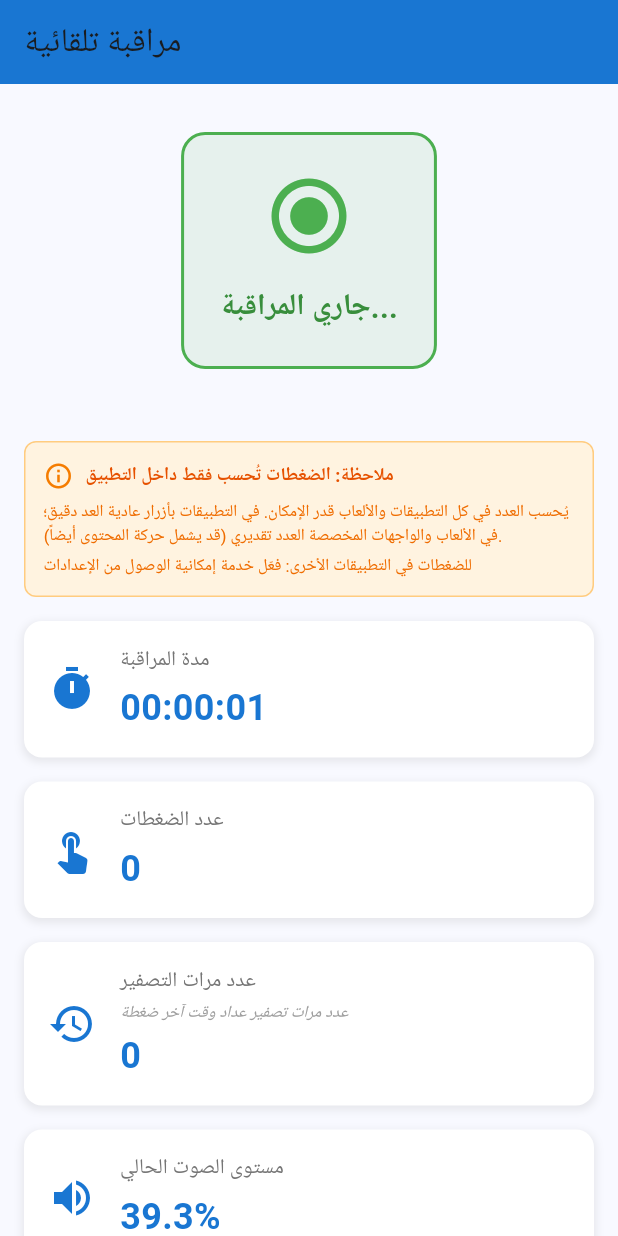
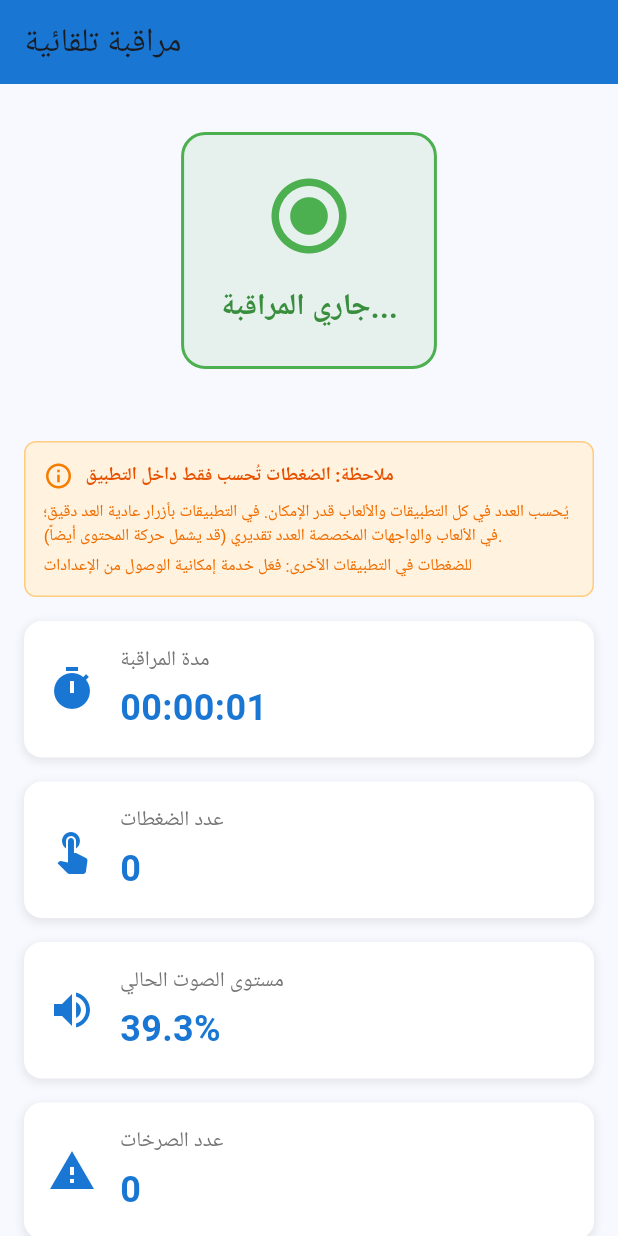
Before and after one commit to FatmaQunnies24/roro, a Flutter app: the MonitoringView screen opened directly with empty values, on a phone screen of 412 x 824 dp. Run offline on Flutter 3.47's test engine with Material 3 defaults, Android fonts, the phone set to English and light mode, and no system bars; our stand-ins replace cloud_firestore, firebase_core, permission_handler, shared_preferences; missing offline and left inert: flutter_background_service; accounts and stored records are empty.

```diff
--- a/lib/view/monitoring_view.dart
+++ b/lib/view/monitoring_view.dart
@@ -934,9 +934,6 @@ class _MonitoringViewState extends State<MonitoringView> with WidgetsBindingObse
                 const SizedBox(height: 16),
                 _buildStatCard('عدد الضغطات', _tapCount.toString(), Icons.touch_app),
                 const SizedBox(height: 16),
-                _buildStatCard('عدد مرات التصفير', _timeResetCounter.toString(), Icons.restore,
-                  subtitle: 'عدد مرات تصفير عداد وقت آخر ضغطة'),
-                const SizedBox(height: 16),
                 _buildStatCard('مستوى الصوت الحالي', '${_currentSoundLevel.toStringAsFixed(1)}%', Icons.volume_up),
                 const SizedBox(height: 16),
                 _buildStatCard('عدد الصرخات', _screamCount.toString(), Icons.warning),
```
